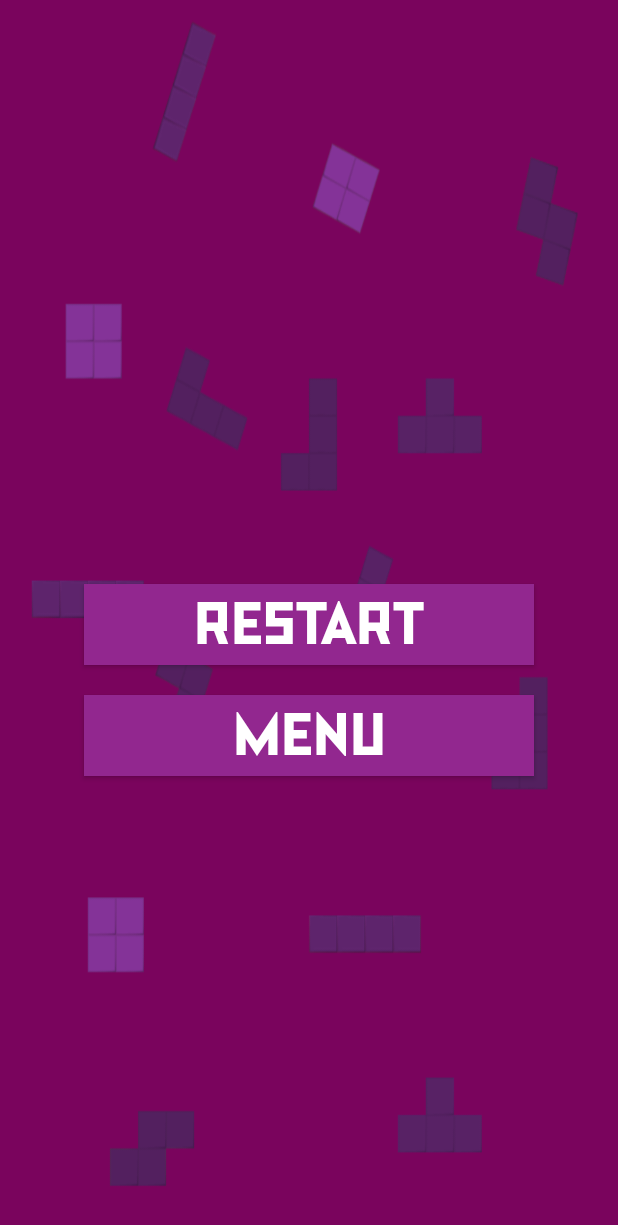
After one commit to noamgo/TetraTeam, an Android app: the layout activity_end_game_pop_up.xml on its own in the app's theme, with its tools: preview values and no code run, on a phone screen of 412 x 824 dp. The commit adds this screen. Shown: the top 1225 px of the screen. Run offline under Robolectric (Android 15) with nearby library versions, the phone set to English and light mode, and no system bars.

Commit message:
App working
only left the add coop option

```diff
--- a/app/build.gradle.kts
+++ b/app/build.gradle.kts
@@ -40,6 +40,8 @@ dependencies {
     implementation("androidx.constraintlayout:constraintlayout:2.1.4")
     implementation("com.google.firebase:firebase-database:20.3.1")
     implementation("com.google.firebase:firebase-auth:22.3.1")
+    implementation("androidx.navigation:navigation-fragment:2.5.3")
+    implementation("androidx.navigation:navigation-ui:2.5.3")
     testImplementation("junit:junit:4.13.2")
     androidTestImplementation("androidx.test.ext:junit:1.1.5")
     androidTestImplementation("androidx.test.espresso:espresso-core:3.5.1")
--- a/app/src/main/AndroidManifest.xml
+++ b/app/src/main/AndroidManifest.xml
@@ -17,9 +17,6 @@
             android:exported="false" />
         <activity
             android:name=".StatsActivity"
-            android:exported="false" />
-        <activity
-            android:name=".GameMenu"
             android:exported="false" />
         <activity
             android:name=".GameMenuActivity"
--- a/app/src/main/java/com/example/tetrateam/MainFragmentHub.java
+++ b/app/src/main/java/com/example/tetrateam/MainFragmentHub.java
@@ -2,6 +2,7 @@ package com.example.tetrateam;
 
 import android.content.Intent;
 import android.os.Bundle;
+import android.view.View;
 
 import androidx.annotation.NonNull;
 import androidx.appcompat.app.AppCompatActivity;
@@ -54,6 +55,11 @@ public class MainFragmentHub extends BaseMenuActivity {
         ).attach();
     }
 
+    public void goToSignIn(View view) {
+        viewPager.setCurrentItem(1, true);
+    }
+
+
     public void onStart() {
         super.onStart();
         // Check if user is signed in (non-null) and update UI accordingly.
--- /dev/null
+++ b/app/src/main/res/layout/activity_end_game_pop_up.xml
@@ -0,0 +1,39 @@
+<?xml version="1.0" encoding="utf-8"?>
+<LinearLayout xmlns:android="http://schemas.android.com/apk/res/android"
+    android:layout_width="wrap_content"
+    android:layout_height="wrap_content"
+    android:orientation="vertical"
+    android:padding="16dp"
+    android:background="@drawable/tetrateam_background"
+    android:gravity="center">
+
+    <TextView
+        android:id="@+id/tvGameEnded"
+        android:layout_width="match_parent"
+        android:layout_height="wrap_content"
+        android:textSize="50sp"
+        android:textColor="@android:color/white"
+        android:gravity="center"
+        android:layout_marginBottom="16dp"
+        android:textStyle="bold"/>
+
+    <androidx.appcompat.widget.AppCompatButton
+        android:id="@+id/restartButton"
+        android:layout_margin="10dp"
+        android:layout_gravity="center"
+        android:layout_width="300dp"
+        android:layout_height="wrap_content"
+        android:text="Restart"
+        style="@style/ButtonsStyle"
+        android:textSize="40sp"/>
+
+    <androidx.appcompat.widget.AppCompatButton
+        android:id="@+id/menuButton"
+        android:layout_margin="10dp"
+        android:layout_gravity="center"
+        android:layout_width="300dp"
+        android:layout_height="wrap_content"
+        android:text="Menu"
+        style="@style/ButtonsStyle"
+        android:textSize="40sp"/>
+</LinearLayout>
--- a/app/src/main/res/layout/fragment_sign_up.xml
+++ b/app/src/main/res/layout/fragment_sign_up.xml
@@ -93,9 +93,8 @@
             android:gravity="center"
             android:text="Slide right to sign up"
             android:textColor="@color/white"
-            android:textSize="40sp"
-            android:textStyle="bold"
-            tools:ignore="HardcodedText" />
+            android:textSize="30sp"
+            android:textStyle="bold"/>
 
 
     </LinearLayout>
```
Also changed, not shown: app/src/main/java/Tetris/TetrisGame.java (+23 -5 lines), app/src/main/java/com/example/tetrateam/FirebaseManager.java (+16 -1 lines), app/src/main/java/com/example/tetrateam/SignUpFragment.java (+12 -1 lines), app/src/main/java/com/example/tetrateam/StatsActivity.java (+29 -11 lines), app/src/main/res/layout/end_game_popup.xml (deleted, +0 -26 lines).
